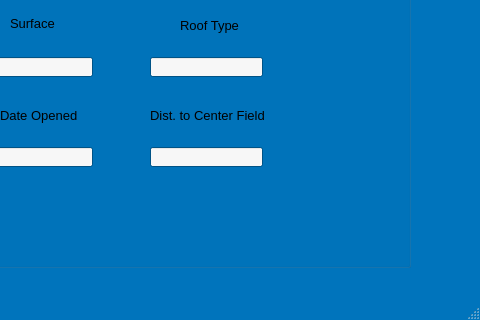
Above: ALAYO/mainwindow.ui from akarapetian/ALAYO---Project-2 before the change; both pictures show x 720 to 1200 and y 480 to 800 of the 1200 by 800 pixel window. Below: the same form after it.
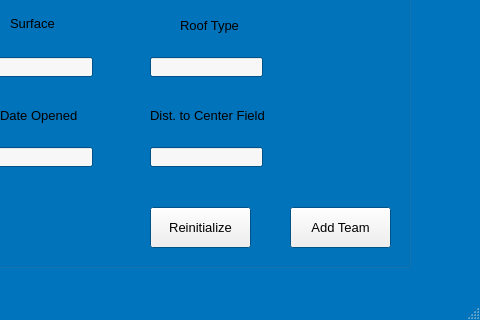
That is the form after the change. The open tabs and pages were chosen to show the change.

The edit to the form file:
```diff
--- a/ALAYO/mainwindow.ui
+++ b/ALAYO/mainwindow.ui
@@ -657,6 +657,32 @@
           <string>New Location</string>
          </property>
         </widget>
+        <widget class="QPushButton" name="AddTeamButton">
+         <property name="geometry">
+          <rect>
+           <x>500</x>
+           <y>230</y>
+           <width>101</width>
+           <height>41</height>
+          </rect>
+         </property>
+         <property name="text">
+          <string>Add Team</string>
+         </property>
+        </widget>
+        <widget class="QPushButton" name="ReinitializeButton">
+         <property name="geometry">
+          <rect>
+           <x>360</x>
+           <y>230</y>
+           <width>101</width>
+           <height>41</height>
+          </rect>
+         </property>
+         <property name="text">
+          <string>Reinitialize</string>
+         </property>
+        </widget>
        </widget>
        <widget class="QListWidget" name="souvenirPriceListWidget">
         <property name="geometry">
```
Left out of the diff: 27 changed lines with no effect on the pictures.
